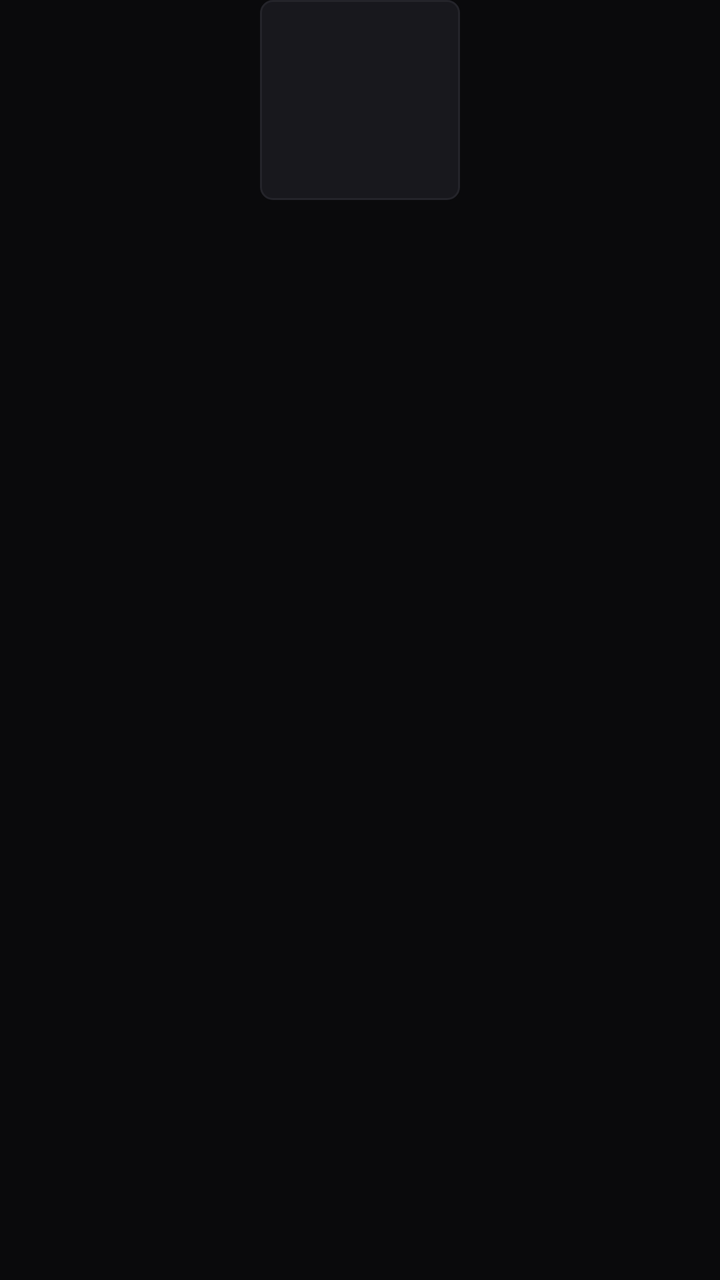
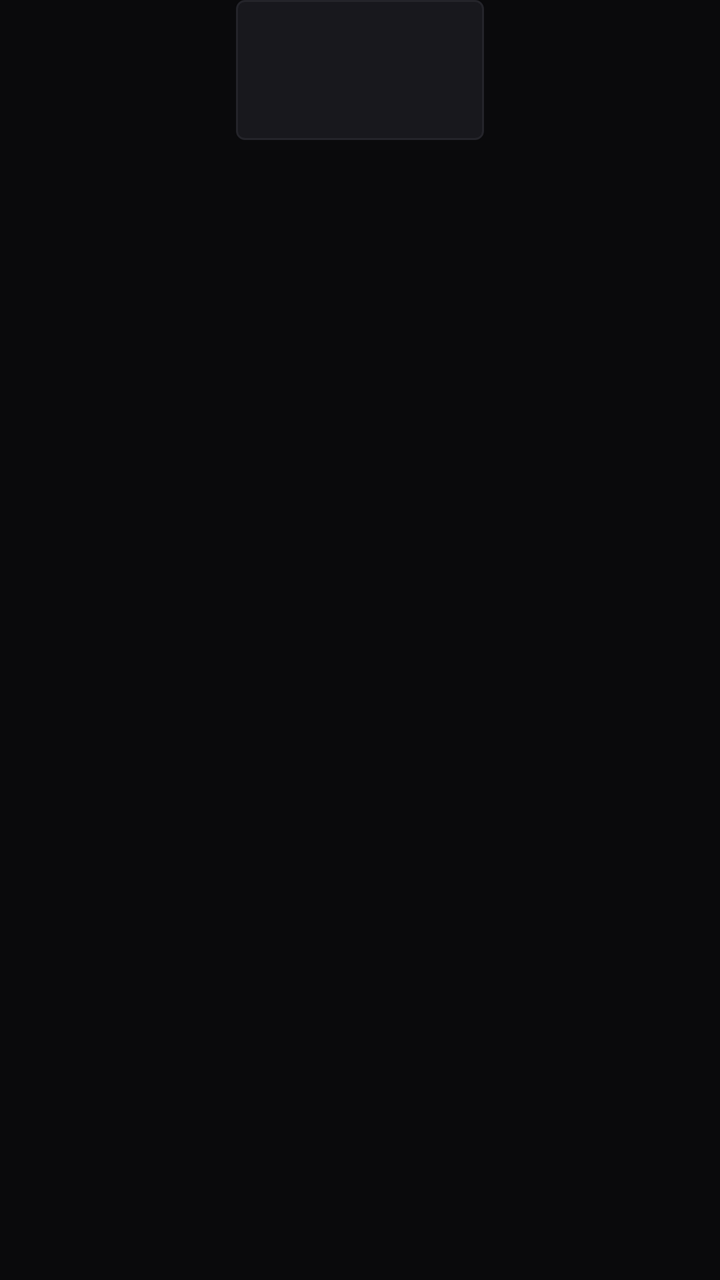

The first picture is an Android layout as it rendered before a commit; the second is the same layout after the commit. The layout source and the unified diff follow.
<!-- AndroidManifest.xml: application theme Theme.ATVHub -->
<!-- res/layout/item_app_card.xml -->
<?xml version="1.0" encoding="utf-8"?>
<LinearLayout xmlns:android="http://schemas.android.com/apk/res/android"
    android:layout_width="@dimen/app_item_width"
    android:layout_height="wrap_content"
    android:layout_marginEnd="@dimen/tv_card_spacing"
    android:clickable="true"
    android:focusable="true"
    android:gravity="center_horizontal"
    android:orientation="vertical">

    <FrameLayout
        android:id="@+id/card_app_container"
        android:layout_width="@dimen/app_item_width"
        android:layout_height="@dimen/app_item_height"
        android:background="@drawable/selector_card_border"
        android:duplicateParentState="true"
        android:padding="8dp">

        <ImageView
            android:id="@+id/iv_app_icon"
            android:layout_width="@dimen/app_icon_size"
            android:layout_height="@dimen/app_icon_size"
            android:layout_gravity="center"
            android:contentDescription="@null"
            android:scaleType="fitCenter" />
    </FrameLayout>

    <TextView
        android:id="@+id/tv_app_label"
        android:layout_width="match_parent"
        android:layout_height="wrap_content"
        android:layout_marginTop="6dp"
        android:ellipsize="end"
        android:gravity="center"
        android:maxLines="1"
        android:textColor="@color/text_primary"
        android:textSize="@dimen/text_size_badge" />

</LinearLayout>
<!-- resources referenced by this layout -->
<resources>
  <color name="text_primary">#F2F2F5</color>
  <dimen name="app_icon_size">56dp</dimen>
  <dimen name="app_item_height">100dp</dimen>
  <dimen name="app_item_width">100dp</dimen>
  <dimen name="text_size_badge">11sp</dimen>
  <dimen name="tv_card_spacing">16dp</dimen>
  <!-- drawable selector_card_border (drawable) -->
  <?xml version="1.0" encoding="utf-8"?>
  <selector xmlns:android="http://schemas.android.com/apk/res/android">
      <item android:state_focused="true">
          <shape android:shape="rectangle">
              <solid android:color="@color/card_bg_focused" />
              <stroke android:width="@dimen/focus_stroke_width" android:color="@color/border_focused" />
              <corners android:radius="@dimen/poster_radius" />
          </shape>
      </item>
      <item>
          <shape android:shape="rectangle">
              <solid android:color="@color/card_bg" />
              <stroke android:width="1dp" android:color="@color/border_normal" />
              <corners android:radius="@dimen/poster_radius" />
          </shape>
      </item>
  </selector>
  <style name="Theme.ATVHub" parent="Theme.AppCompat.NoActionBar">
          <item name="android:windowBackground">@color/bg_tv</item>
          <item name="android:colorBackground">@color/bg_tv</item>
          <item name="android:windowNoTitle">true</item>
          <item name="android:windowActionBar">false</item>
          <item name="android:windowFullscreen">true</item>
          <item name="android:windowContentOverlay">@null</item>
          <item name="android:windowAnimationStyle">@null</item>
      </style>
  <color name="card_bg_focused">#24242C</color>
  <dimen name="focus_stroke_width">2dp</dimen>
  <color name="border_focused">#FFFFFF</color>
  <dimen name="poster_radius">6dp</dimen>
  <color name="card_bg">#18181D</color>
  <color name="border_normal">#24242A</color>
  <color name="bg_tv">#0A0A0C</color>
</resources>

<!-- the commit's change to res/layout/item_app_card.xml (unified diff, before → after) -->
@@ -1,6 +1,6 @@
 <?xml version="1.0" encoding="utf-8"?>
 <LinearLayout xmlns:android="http://schemas.android.com/apk/res/android"
-    android:layout_width="@dimen/app_item_width"
+    android:layout_width="@dimen/app_card_width"
     android:layout_height="wrap_content"
     android:layout_marginEnd="@dimen/tv_card_spacing"
     android:clickable="true"
@@ -8,28 +8,39 @@
     android:gravity="center_horizontal"
     android:orientation="vertical">
 
+    
     <FrameLayout
         android:id="@+id/card_app_container"
-        android:layout_width="@dimen/app_item_width"
-        android:layout_height="@dimen/app_item_height"
+        android:layout_width="@dimen/app_card_width"
+        android:layout_height="@dimen/app_card_height"
         android:background="@drawable/selector_card_border"
         android:duplicateParentState="true"
-        android:padding="8dp">
+        android:padding="2dp">
 
+        
         <ImageView
-            android:id="@+id/iv_app_icon"
-            android:layout_width="@dimen/app_icon_size"
-            android:layout_height="@dimen/app_icon_size"
+            android:id="@+id/iv_app_banner"
+            android:layout_width="match_parent"
+            android:layout_height="match_parent"
+            android:contentDescription="@null"
+            android:scaleType="fitCenter" />
+
+        
+        <ImageView
+            android:id="@+id/iv_app_icon_fallback"
+            android:layout_width="@dimen/app_icon_fallback_size"
+            android:layout_height="@dimen/app_icon_fallback_size"
             android:layout_gravity="center"
             android:contentDescription="@null"
-            android:scaleType="fitCenter" />
+            android:scaleType="fitCenter"
+            android:visibility="gone" />
     </FrameLayout>
 
     <TextView
         android:id="@+id/tv_app_label"
-        android:layout_width="match_parent"
+        android:layout_width="@dimen/app_card_width"
         android:layout_height="wrap_content"
-        android:layout_marginTop="6dp"
+        android:layout_marginTop="4dp"
         android:ellipsize="end"
         android:gravity="center"
         android:maxLines="1"
<!-- resource entries referenced after the edit -->
@@ -1,11 +1,11 @@
 <!-- resources referenced by this layout -->
 <resources>
   <color name="text_primary">#F2F2F5</color>
-  <dimen name="app_icon_size">56dp</dimen>
-  <dimen name="app_item_height">100dp</dimen>
-  <dimen name="app_item_width">100dp</dimen>
-  <dimen name="text_size_badge">11sp</dimen>
-  <dimen name="tv_card_spacing">16dp</dimen>
+  <dimen name="app_card_height">70dp</dimen>
+  <dimen name="app_card_width">124dp</dimen>
+  <dimen name="app_icon_fallback_size">40dp</dimen>
+  <dimen name="text_size_badge">10sp</dimen>
+  <dimen name="tv_card_spacing">12dp</dimen>
   <!-- drawable selector_card_border (drawable) -->
   <?xml version="1.0" encoding="utf-8"?>
   <selector xmlns:android="http://schemas.android.com/apk/res/android">
@@ -36,7 +36,7 @@
   <color name="card_bg_focused">#24242C</color>
   <dimen name="focus_stroke_width">2dp</dimen>
   <color name="border_focused">#FFFFFF</color>
-  <dimen name="poster_radius">6dp</dimen>
+  <dimen name="poster_radius">4dp</dimen>
   <color name="card_bg">#18181D</color>
   <color name="border_normal">#24242A</color>
   <color name="bg_tv">#0A0A0C</color>
